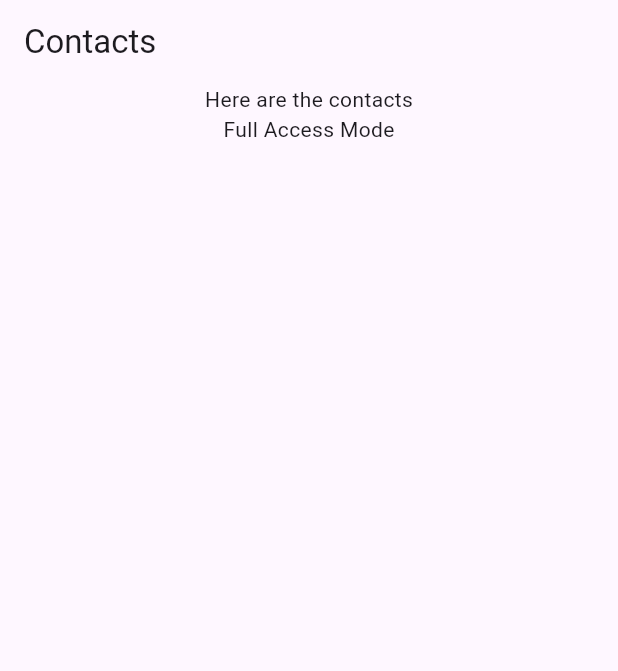
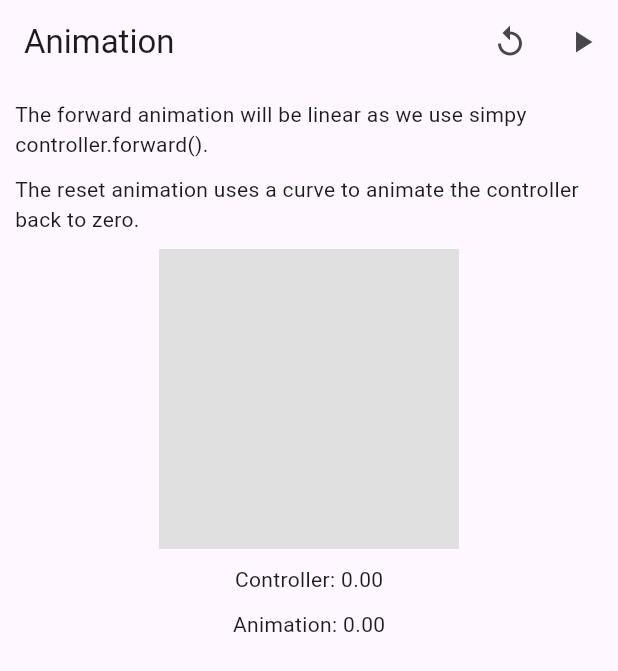
Before and after one commit to mehmetartun/CSEN268-F24, a Flutter app: the screen it shows after launch, on a phone screen of 412 x 824 dp. Shown: the top 671 px of the screen. Run offline on Flutter 3.47's test engine with Material 3 defaults, Android fonts, the phone set to English and light mode, and no system bars; our stand-ins replace bloc, firebase_core, firebase_messaging, flutter_bloc, flutter_contacts, flutter_lorem and 5 more; missing offline and left inert: file_saver, firebase_app_installations; accounts and stored records are empty.

Commit message:
animation complete

```diff
--- a/lib/main.dart
+++ b/lib/main.dart
@@ -1,6 +1,7 @@
 import 'package:CSEN268_F24/blocs/notifications/bloc/notifications_bloc.dart';
 import 'package:CSEN268_F24/firebase_options.dart';
 import 'package:CSEN268_F24/pages/alert_page.dart';
+import 'package:CSEN268_F24/pages/animation_page.dart';
 import 'package:CSEN268_F24/pages/contacts/contacts_page.dart';
 import 'package:CSEN268_F24/pages/generic_page.dart';
 import 'package:CSEN268_F24/pages/messaging_page.dart';
@@ -94,8 +95,7 @@ class MyApp extends StatelessWidget {
                         mainAxisSize: MainAxisSize.min,
                         crossAxisAlignment: CrossAxisAlignment.start,
                         children: [
-                            Text(
-                                state.message.notification?.title ?? "<title>"),
+                          Text(state.message.notification?.title ?? "<title>"),
                           Text(state.message.notification?.body ?? "<body>"),
                           Text("Type: ${state.notificationType.name}"),
                         ],
@@ -107,7 +107,8 @@ class MyApp extends StatelessWidget {
               child: _child,
             );
           },
-            home: ContactsPage()),
+          home: AnimationPage(),
+        ),
       ),
     );
   }
--- /dev/null
+++ b/lib/pages/animation_page.dart
@@ -0,0 +1,94 @@
+import 'package:flutter/material.dart';
+import 'package:intl/intl.dart';
+
+class AnimationPage extends StatefulWidget {
+  const AnimationPage({super.key});
+
+  @override
+  State<AnimationPage> createState() => _AnimationPageState();
+}
+
+class _AnimationPageState extends State<AnimationPage>
+    with SingleTickerProviderStateMixin {
+  late AnimationController controller;
+  late Animation<double> animation;
+
+  @override
+  void initState() {
+    controller = AnimationController(
+        vsync: this, duration: Duration(milliseconds: 3000));
+    animation = Tween<double>(begin: 0, end: 200).animate(controller)
+      ..addListener(() {
+        setState(() {});
+      })
+      ..addStatusListener((status) {
+        switch (status) {
+          default:
+            ScaffoldMessenger.of(context).hideCurrentSnackBar();
+            ScaffoldMessenger.of(context)
+                .showSnackBar(SnackBar(content: Text(status.name)));
+        }
+      });
+    super.initState();
+  }
+
+  @override
+  Widget build(BuildContext context) {
+    return Scaffold(
+      appBar: AppBar(
+        title: Text("Animation"),
+        actions: [
+          IconButton(
+            icon: Icon(Icons.replay),
+            onPressed: () {
+              controller.animateTo(0, curve: Curves.bounceIn);
+            },
+          ),
+          IconButton(
+            icon: Icon(Icons.play_arrow),
+            onPressed: () {
+              controller.forward();
+            },
+          )
+        ],
+      ),
+      body: Center(
+          child: Padding(
+        padding: const EdgeInsets.all(10.0),
+        child: Column(
+          children: [
+            Text("The forward animation will be linear as"
+                " we use simpy controller.forward()."),
+            SizedBox(height: 10),
+            Text("The reset animation uses a curve to animate"
+                " the controller back to zero."),
+            SizedBox(height: 10),
+            Stack(
+              alignment: Alignment.center,
+              children: [
+                Container(width: 200, height: 200, color: Colors.grey[300]),
+                Container(
+                  color: Colors.red,
+                  width: animation.value,
+                  height: animation.value,
+                ),
+              ],
+            ),
+            SizedBox(height: 10),
+            Text(
+                "Controller: ${NumberFormat("0.00").format(controller.value)}"),
+            SizedBox(height: 10),
+            Text("Animation: ${NumberFormat("0.00").format(animation.value)}")
+          ],
+        ),
+      )),
+    );
+  }
+
+  @override
+  void dispose() {
+    // TODO: implement dispose
+    controller.dispose();
+    super.dispose();
+  }
+}
--- a/pubspec.yaml
+++ b/pubspec.yaml
@@ -50,6 +50,7 @@ dependencies:
   firebase_messaging: ^15.1.3
   firebase_analytics: ^11.3.3
   flutter_contacts: ^1.1.9+2
+  intl: ^0.19.0
 
 dev_dependencies:
   flutter_test:
```
Also changed, not shown: assets/images/AnimationDemoGif.gif (added), pubspec.lock, 1 other file. Lines whose indentation alone changed are shown as unchanged.
